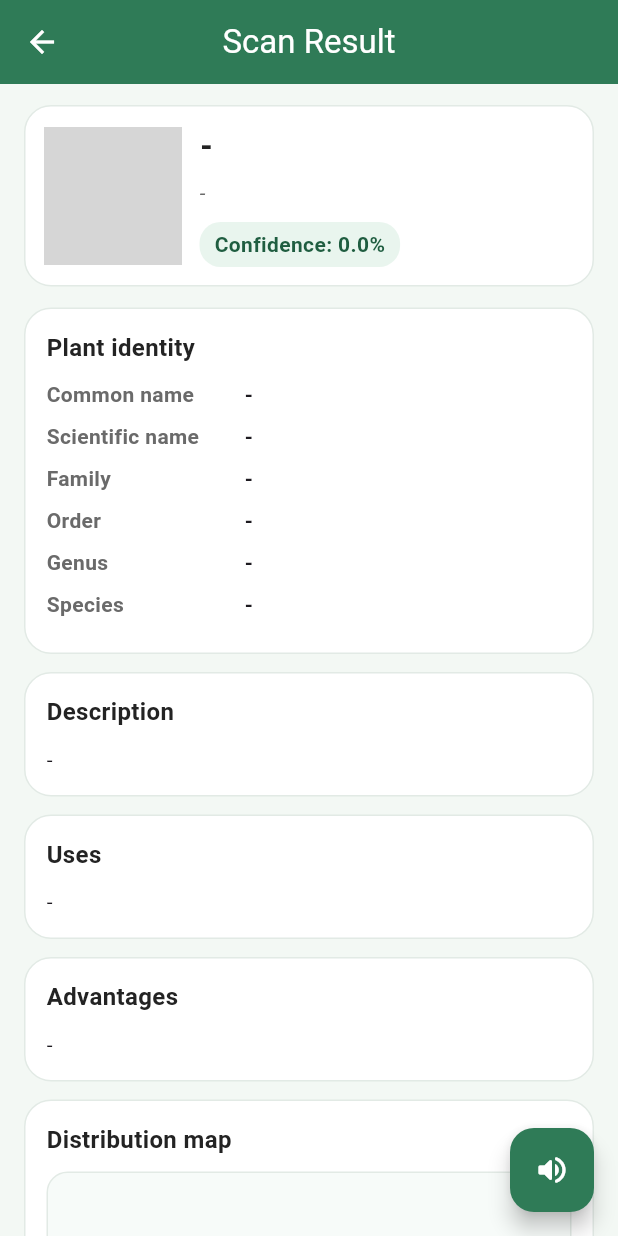
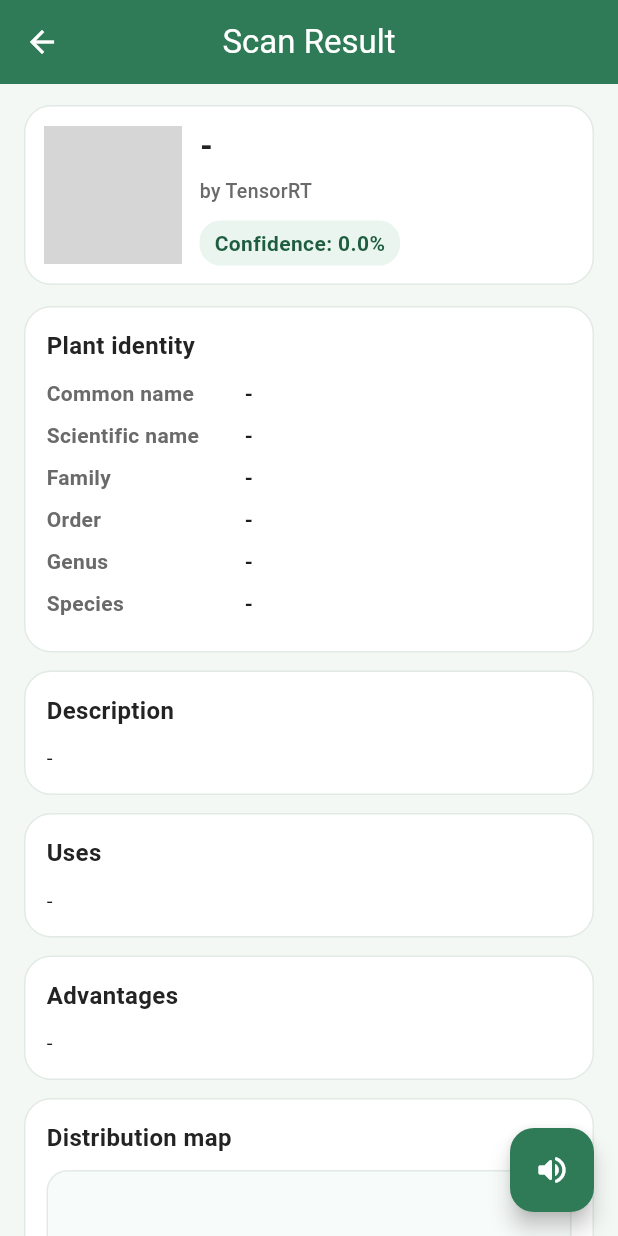
Before and after one commit to baotv-itr/BigPlant_App, a Flutter app: the ScanResultScreen screen opened directly with empty values, on a phone screen of 412 x 824 dp. Run offline on Flutter 3.47's test engine with Material 3 defaults, Android fonts, the phone set to English and light mode, and no system bars; our stand-ins replace camera, flutter_map, flutter_tts, image_picker, latlong2, shared_preferences; missing offline and left inert: onnxruntime; accounts and stored records are empty; Roboto replaces fonts that are missing (Afacad); project files that could hold a hidden picture were left out; grey boxes are pictures that could not be loaded.

Commit message:
feat: change type of scanning plants

```diff
--- a/lib/features/scan/presentation/screens/camera_realtime_scan_screen.dart
+++ b/lib/features/scan/presentation/screens/camera_realtime_scan_screen.dart
@@ -329,6 +329,7 @@ class _CameraRealtimeScanScreenState extends State<CameraRealtimeScanScreen> {
               result: result,
               fetchDetailsFromApi: true,
               detailFetchFileName: detailFetchFileName,
+              inferenceFramework: 'Onnx Runtime',
             ),
           ),
         )
--- a/lib/features/scan/presentation/screens/scan_result_screen.dart
+++ b/lib/features/scan/presentation/screens/scan_result_screen.dart
@@ -15,6 +15,7 @@ class ScanResultScreen extends StatefulWidget {
     required this.result,
     this.fetchDetailsFromApi = false,
     this.detailFetchFileName = 'camera_scan.jpg',
+    this.inferenceFramework,
     super.key,
   });
 
@@ -22,6 +23,7 @@ class ScanResultScreen extends StatefulWidget {
   final PlantScanResult result;
   final bool fetchDetailsFromApi;
   final String detailFetchFileName;
+  final String? inferenceFramework;
 
   static String valueOrPlaceholder(String value) {
     final text = value.trim();
@@ -52,6 +54,12 @@ class _ScanResultScreenState extends State<ScanResultScreen> {
   }
 
   PlantScanResult get _contentResult => _fetchedDetails ?? widget.result;
+
+  String get _frameworkLabel {
+    final explicit = widget.inferenceFramework?.trim() ?? '';
+    if (explicit.isNotEmpty) return explicit;
+    return widget.fetchDetailsFromApi ? 'Onnx Runtime' : 'TensorRT';
+  }
 
   Future<void> _fetchDetailsFromApi() async {
     setState(() {
@@ -490,13 +498,12 @@ class _ScanResultScreenState extends State<ScanResultScreen> {
                 ),
                 const SizedBox(height: 6),
                 Text(
-                  ScanResultScreen.valueOrPlaceholder(
-                    widget.result.scientificName,
-                  ),
+                  'by $_frameworkLabel',
                   maxLines: 1,
                   overflow: TextOverflow.ellipsis,
                   style: const TextStyle(
-                    fontStyle: FontStyle.italic,
+                    fontSize: 13,
+                    fontWeight: FontWeight.w500,
                     color: AppColors.darkGrey,
                   ),
                 ),
--- a/lib/features/shop/presentation/screens/scan_tab.dart
+++ b/lib/features/shop/presentation/screens/scan_tab.dart
@@ -48,7 +48,11 @@ class _ScanTabState extends State<ScanTab> {
 
       await Navigator.of(context).push(
         MaterialPageRoute(
-          builder: (_) => ScanResultScreen(imageBytes: bytes, result: result),
+          builder: (_) => ScanResultScreen(
+            imageBytes: bytes,
+            result: result,
+            inferenceFramework: 'TensorRT',
+          ),
         ),
       );
     } catch (e) {
```
